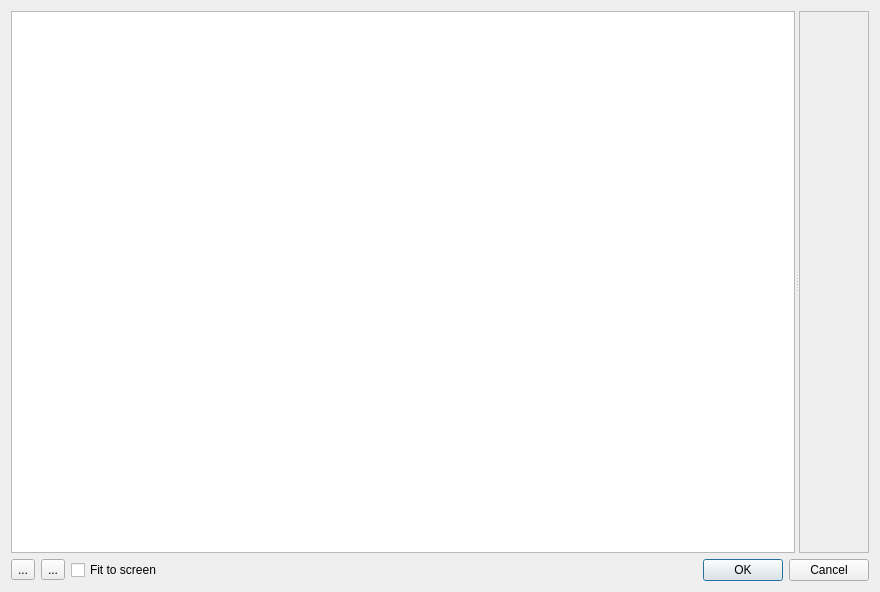
First picture: the form in src/forms/attachmentdialog.ui, repository destr/kmymoney-transactionattach, before the edit.
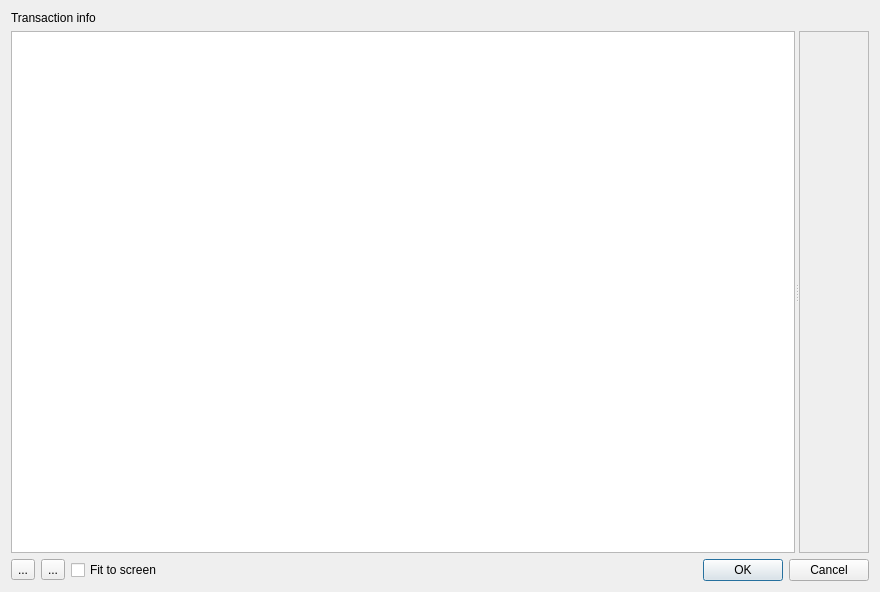
Second picture: the form after the edit. Icons and pictures are not drawn. Custom widgets are drawn as their Qt base class.

Commit message: show transaction info

What changed in the file:
```diff
--- a/src/forms/attachmentdialog.ui
+++ b/src/forms/attachmentdialog.ui
@@ -13,7 +13,14 @@
   <property name="windowTitle">
    <string>Transaction attachments</string>
   </property>
-  <layout class="QVBoxLayout" name="verticalLayout" stretch="1,0">
+  <layout class="QVBoxLayout" name="verticalLayout" stretch="0,1,0">
+   <item>
+    <widget class="QLabel" name="labelTransactionInfo">
+     <property name="text">
+      <string>Transaction info</string>
+     </property>
+    </widget>
+   </item>
    <item>
     <widget class="QSplitter" name="splitter">
      <property name="orientation">
@@ -40,7 +47,7 @@
          <x>0</x>
          <y>0</y>
          <width>63</width>
-         <height>542</height>
+         <height>519</height>
         </rect>
        </property>
       </widget>
```
Left out of the diff: 11 changed lines with no effect on the pictures. The commit also changes 6 other files.
